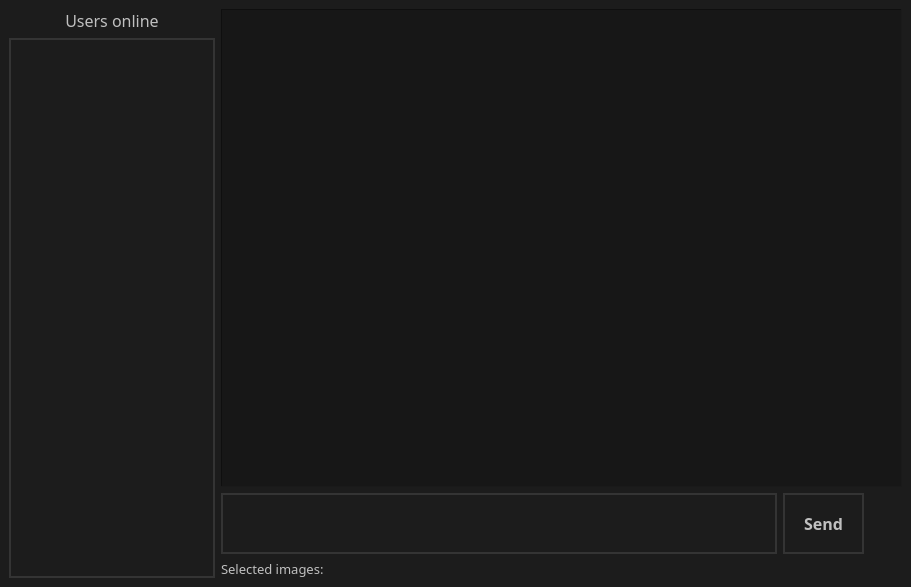
The window that Client/chatwidget.ui (EdoHarutyunyan/Public-Chat) describes before a commit, drawn with Qt 5.
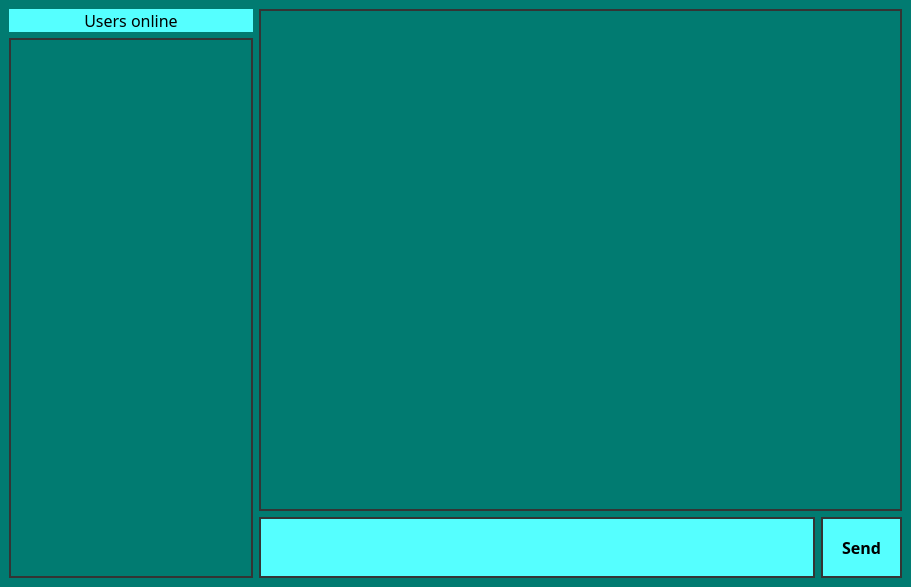
The same window after the commit. Icons and pictures are not drawn.

Diff of the .ui file:
```diff
--- a/Client/chatwidget.ui
+++ b/Client/chatwidget.ui
@@ -14,9 +14,7 @@
    <string>MainWindow</string>
   </property>
   <property name="styleSheet">
-   <string notr="true">background: rgb(28, 28, 28);
-
-</string>
+   <string notr="true">background: rgb(1, 123, 113);</string>
   </property>
   <widget class="QWidget" name="centralwidget">
    <property name="styleSheet">
@@ -41,7 +39,7 @@
          </font>
         </property>
         <property name="styleSheet">
-         <string notr="true">color: silver;</string>
+         <string notr="true">background:rgb(85, 255, 255);</string>
         </property>
         <property name="text">
          <string>Users online</string>
@@ -60,7 +58,7 @@
          </size>
         </property>
         <property name="styleSheet">
-         <string notr="true">color: silver;
+         <string notr="true">background: rgb(1, 123, 113);
 border-width: 2px;
 border-style: solid;
 border-color: rgb(52, 52, 52);
@@ -77,8 +75,20 @@
      <layout class="QVBoxLayout" name="verticalLayout_3">
       <item>
        <widget class="QListWidget" name="Room">
+        <property name="font">
+         <font>
+          <pointsize>12</pointsize>
+         </font>
+        </property>
         <property name="styleSheet">
-         <string notr="true">background-color: rgb(23, 23, 23)</string>
+         <string notr="true">background: rgb(1, 123, 113);
+selection-color: none;
+
+border-width: 2px;
+border-style: solid;
+border-color: rgb(52, 52, 52);
+
+padding: 5px;</string>
         </property>
         <property name="frameShape">
          <enum>QFrame::Panel</enum>
@@ -123,13 +133,13 @@
            </font>
           </property>
           <property name="styleSheet">
-           <string notr="true">color: silver;
+           <string notr="true">background:rgb(85, 255, 255);
 selection-color: none;
 
 border-width: 2px;
 border-style: solid;
 border-color: rgb(52, 52, 52);
-padding: 2px;</string>
+padding: 5px;</string>
           </property>
           <property name="frameShape">
            <enum>QFrame::Panel</enum>
@@ -176,7 +186,7 @@
           </property>
           <property name="styleSheet">
            <string notr="true">QPushButton{
-color: silver;
+background:rgb(85, 255, 255);
 border-width: 2px;
 border-style: solid;
 border-color: rgb(52, 52, 52);
@@ -193,42 +203,8 @@
           </property>
          </widget>
         </item>
-        <item>
-         <widget class="QPushButton" name="loadImageButton">
-          <property name="styleSheet">
-           <string notr="true">QPushButton {
-image: url(&quot;:/Image/attach.png&quot;);
-background: none;
-outline:none;
-border:none;
-width: 32px;
-height: 48px;
-}
-</string>
-          </property>
-          <property name="text">
-           <string/>
-          </property>
-         </widget>
-        </item>
        </layout>
       </item>
-      <item>
-       <widget class="QLabel" name="LoadedImages">
-        <property name="font">
-         <font>
-          <family>Gadugi</family>
-          <pointsize>10</pointsize>
-         </font>
-        </property>
-        <property name="styleSheet">
-         <string notr="true">color:silver;</string>
-        </property>
-        <property name="text">
-         <string>Selected images:</string>
-        </property>
-       </widget>
-      </item>
      </layout>
     </item>
    </layout>
```
